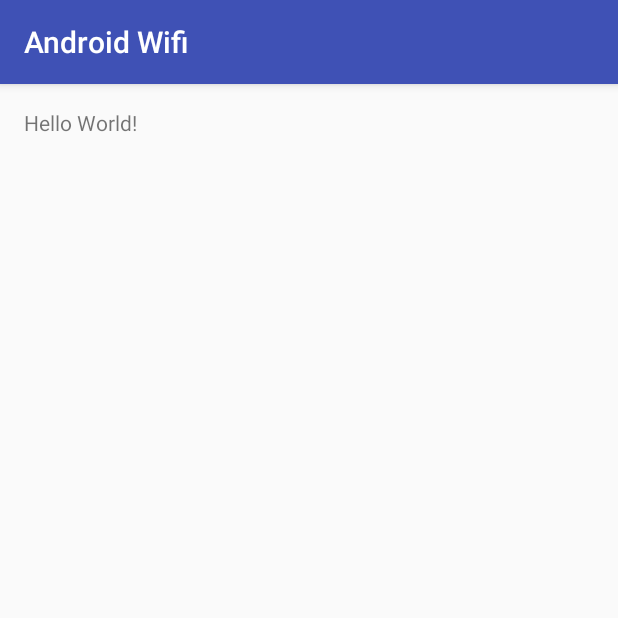
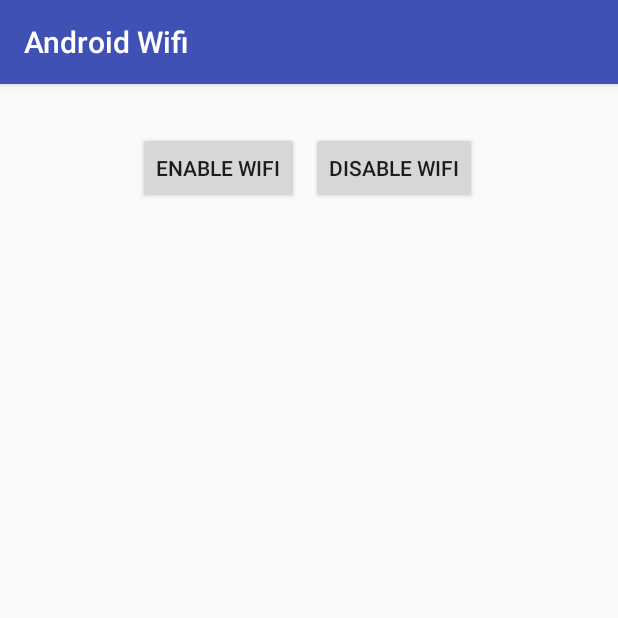
Before and after one commit to hihasan/Android-Cheat-Code, an Android app: the screen it shows after launch (MainActivity), on a phone screen of 412 x 824 dp, the top half of it. Run offline under Robolectric (Android 15) with nearby library versions, the phone set to English and light mode, and no system bars.

Commit message:
DEsign layout simple

```diff
--- a/AndroidWifi/app/src/main/AndroidManifest.xml
+++ b/AndroidWifi/app/src/main/AndroidManifest.xml
@@ -1,14 +1,14 @@
 <?xml version="1.0" encoding="utf-8"?>
 <manifest xmlns:android="http://schemas.android.com/apk/res/android"
-    package="com.hihasan.androidwifi" >
+    package="com.hihasan.androidwifi">
 
     <application
         android:allowBackup="true"
         android:icon="@mipmap/ic_launcher"
         android:label="@string/app_name"
         android:supportsRtl="true"
-        android:theme="@style/AppTheme" >
-        <activity android:name=".MainActivity" >
+        android:theme="@style/AppTheme">
+        <activity android:name=".MainActivity">
             <intent-filter>
                 <action android:name="android.intent.action.MAIN" />
 
--- a/AndroidWifi/app/src/main/res/layout/activity_main.xml
+++ b/AndroidWifi/app/src/main/res/layout/activity_main.xml
@@ -1,18 +1,34 @@
-<?xml version="1.0" encoding="utf-8"?>
-<RelativeLayout
-    xmlns:android="http://schemas.android.com/apk/res/android"
-    xmlns:tools="http://schemas.android.com/tools"
-    android:id="@+id/activity_main"
-    android:layout_width="match_parent"
+<RelativeLayout xmlns:android="http://schemas.android.com/apk/res/android"
+    xmlns:tools="http://schemas.android.com/tools" android:layout_width="match_parent"
     android:layout_height="match_parent"
     android:paddingLeft="@dimen/activity_horizontal_margin"
     android:paddingRight="@dimen/activity_horizontal_margin"
     android:paddingTop="@dimen/activity_vertical_margin"
-    android:paddingBottom="@dimen/activity_vertical_margin"
-    tools:context="com.hihasan.androidwifi.MainActivity">
+    android:paddingBottom="@dimen/activity_vertical_margin" tools:context=".MainActivity">
 
-    <TextView
+    <!--<ImageView-->
+        <!--android:layout_width="wrap_content"-->
+        <!--android:layout_height="wrap_content"-->
+        <!--android:id="@+id/imageView"-->
+        <!--android:src="@drawable/abc"-->
+        <!--android:layout_alignParentTop="true"-->
+        <!--android:layout_centerHorizontal="true" />-->
+
+    <Button
+        android:id="@+id/button1"
         android:layout_width="wrap_content"
         android:layout_height="wrap_content"
-        android:text="Hello World!" />
+        android:layout_marginLeft="76dp"
+        android:text="Enable Wifi"
+        android:layout_marginTop="16sp"
+        android:layout_marginRight="8sp"/>
+
+    <Button
+        android:id="@+id/button2"
+        android:layout_width="wrap_content"
+        android:layout_height="wrap_content"
+        android:text="Disable Wifi"
+        android:layout_marginTop="16sp"
+        android:layout_toRightOf="@+id/button1"/>
+
 </RelativeLayout>
```
